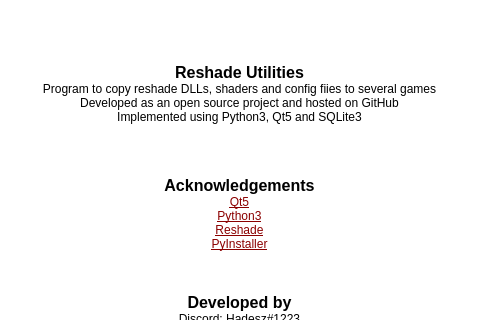
Old version of the form src/ui/main.ui in the repository ddc/ReShadeUtils; both pictures show x 263 to 743 and y 81 to 401 of the 1000 by 700 pixel window.
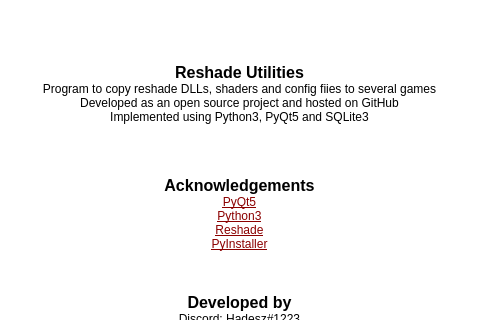
New version of the form. The open tabs and pages were chosen to show the change. Icons and pictures are not drawn.

What changed in the file:
```diff
--- a/src/ui/main.ui
+++ b/src/ui/main.ui
@@ -708,13 +708,13 @@
 &lt;p align=&quot;center&quot; style=&quot; margin-top:0px; margin-bottom:0px; margin-left:0px; margin-right:0px; -qt-block-indent:0; text-indent:0px;&quot;&gt;&lt;span style=&quot; font-size:12pt; font-weight:600;&quot;&gt;Reshade Utilities&lt;/span&gt;&lt;/p&gt;
 &lt;p align=&quot;center&quot; style=&quot; margin-top:0px; margin-bottom:0px; margin-left:0px; margin-right:0px; -qt-block-indent:0; text-indent:0px;&quot;&gt;&lt;span style=&quot; font-size:9pt;&quot;&gt;Program to copy reshade DLLs, shaders and config fiies to several games&lt;/span&gt;&lt;/p&gt;
 &lt;p align=&quot;center&quot; style=&quot; margin-top:0px; margin-bottom:0px; margin-left:0px; margin-right:0px; -qt-block-indent:0; text-indent:0px;&quot;&gt;&lt;span style=&quot; font-size:9pt;&quot;&gt;Developed as an open source project and hosted on GitHub&lt;/span&gt;&lt;/p&gt;
-&lt;p align=&quot;center&quot; style=&quot; margin-top:0px; margin-bottom:0px; margin-left:0px; margin-right:0px; -qt-block-indent:0; text-indent:0px;&quot;&gt;&lt;span style=&quot; font-size:9pt;&quot;&gt;Implemented using Python3, Qt5 and SQLite3&lt;/span&gt;&lt;/p&gt;
+&lt;p align=&quot;center&quot; style=&quot; margin-top:0px; margin-bottom:0px; margin-left:0px; margin-right:0px; -qt-block-indent:0; text-indent:0px;&quot;&gt;&lt;span style=&quot; font-size:9pt;&quot;&gt;Implemented using Python3, PyQt5 and SQLite3&lt;/span&gt;&lt;/p&gt;
 &lt;p align=&quot;center&quot; style=&quot;-qt-paragraph-type:empty; margin-top:0px; margin-bottom:0px; margin-left:0px; margin-right:0px; -qt-block-indent:0; text-indent:0px; font-size:8pt; text-decoration: underline; color:#0000ff;&quot;&gt;&lt;br /&gt;&lt;/p&gt;
 &lt;p align=&quot;center&quot; style=&quot;-qt-paragraph-type:empty; margin-top:0px; margin-bottom:0px; margin-left:0px; margin-right:0px; -qt-block-indent:0; text-indent:0px; font-size:8pt; text-decoration: underline; color:#0000ff;&quot;&gt;&lt;br /&gt;&lt;/p&gt;
 &lt;p align=&quot;center&quot; style=&quot;-qt-paragraph-type:empty; margin-top:0px; margin-bottom:0px; margin-left:0px; margin-right:0px; -qt-block-indent:0; text-indent:0px; font-size:8pt; text-decoration: underline; color:#0000ff;&quot;&gt;&lt;br /&gt;&lt;/p&gt;
 &lt;p align=&quot;center&quot; style=&quot;-qt-paragraph-type:empty; margin-top:0px; margin-bottom:0px; margin-left:0px; margin-right:0px; -qt-block-indent:0; text-indent:0px; font-size:8pt; text-decoration: underline; color:#0000ff;&quot;&gt;&lt;br /&gt;&lt;/p&gt;
 &lt;p align=&quot;center&quot; style=&quot; margin-top:0px; margin-bottom:0px; margin-left:0px; margin-right:0px; -qt-block-indent:0; text-indent:0px;&quot;&gt;&lt;span style=&quot; font-size:12pt; font-weight:600;&quot;&gt;Acknowledgements&lt;/span&gt;&lt;/p&gt;
-&lt;p align=&quot;center&quot; style=&quot; margin-top:0px; margin-bottom:0px; margin-left:0px; margin-right:0px; -qt-block-indent:0; text-indent:0px;&quot;&gt;&lt;a href=&quot;https://www.qt.io&quot;&gt;&lt;span style=&quot; font-size:9pt; text-decoration: underline; color:#8b0000;&quot;&gt;Qt5&lt;/span&gt;&lt;/a&gt;&lt;/p&gt;
+&lt;p align=&quot;center&quot; style=&quot; margin-top:0px; margin-bottom:0px; margin-left:0px; margin-right:0px; -qt-block-indent:0; text-indent:0px;&quot;&gt;&lt;a href=&quot;https://riverbankcomputing.com/software/pyqt/download&quot;&gt;&lt;span style=&quot; font-size:9pt; text-decoration: underline; color:#8b0000;&quot;&gt;PyQt5&lt;/span&gt;&lt;/a&gt;&lt;/p&gt;
 &lt;p align=&quot;center&quot; style=&quot; margin-top:0px; margin-bottom:0px; margin-left:0px; margin-right:0px; -qt-block-indent:0; text-indent:0px;&quot;&gt;&lt;a href=&quot;https://www.python.org&quot;&gt;&lt;span style=&quot; font-size:9pt; text-decoration: underline; color:#8b0000;&quot;&gt;Python3&lt;/span&gt;&lt;/a&gt;&lt;/p&gt;
 &lt;p align=&quot;center&quot; style=&quot; margin-top:0px; margin-bottom:0px; margin-left:0px; margin-right:0px; -qt-block-indent:0; text-indent:0px;&quot;&gt;&lt;a href=&quot;https://reshade.me/&quot;&gt;&lt;span style=&quot; font-size:9pt; text-decoration: underline; color:#8b0000;&quot;&gt;Reshade&lt;/span&gt;&lt;/a&gt;&lt;/p&gt;
 &lt;p align=&quot;center&quot; style=&quot; margin-top:0px; margin-bottom:0px; margin-left:0px; margin-right:0px; -qt-block-indent:0; text-indent:0px;&quot;&gt;&lt;a href=&quot;https://pyinstaller.readthedocs.io&quot;&gt;&lt;span style=&quot; font-size:9pt; text-decoration: underline; color:#8b0000;&quot;&gt;PyInstaller&lt;/span&gt;&lt;/a&gt;&lt;/p&gt;
```
